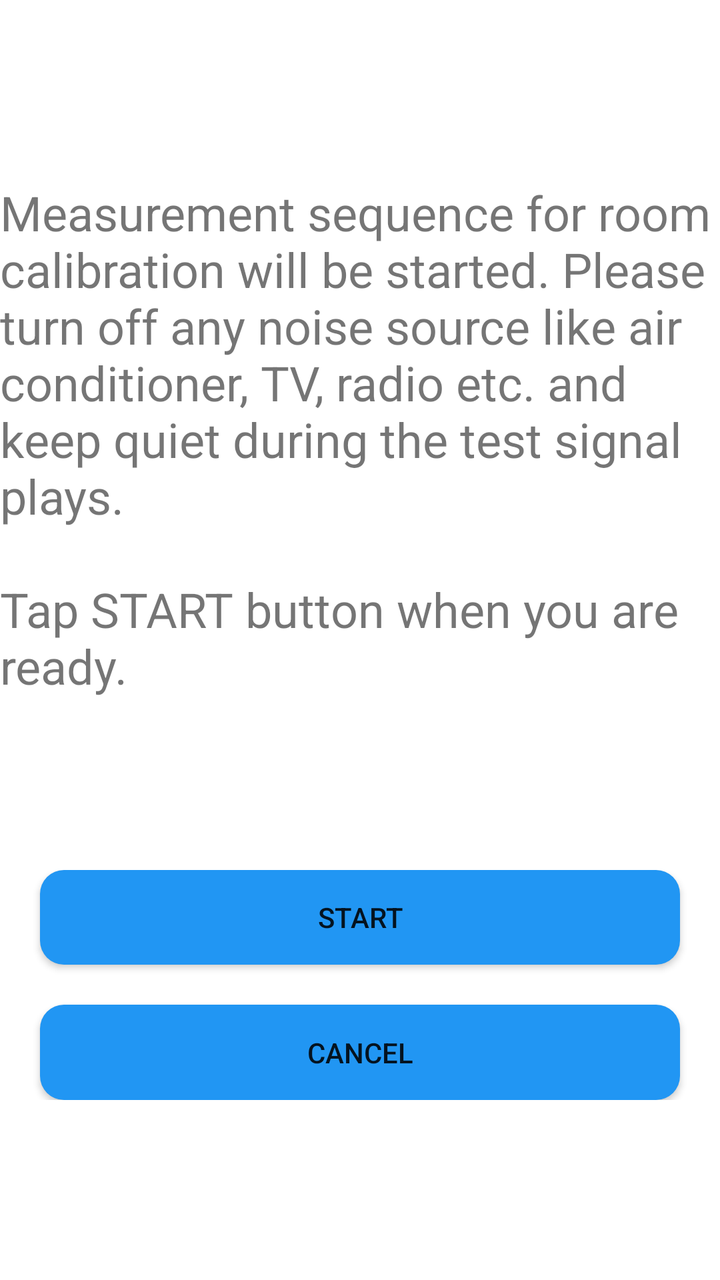
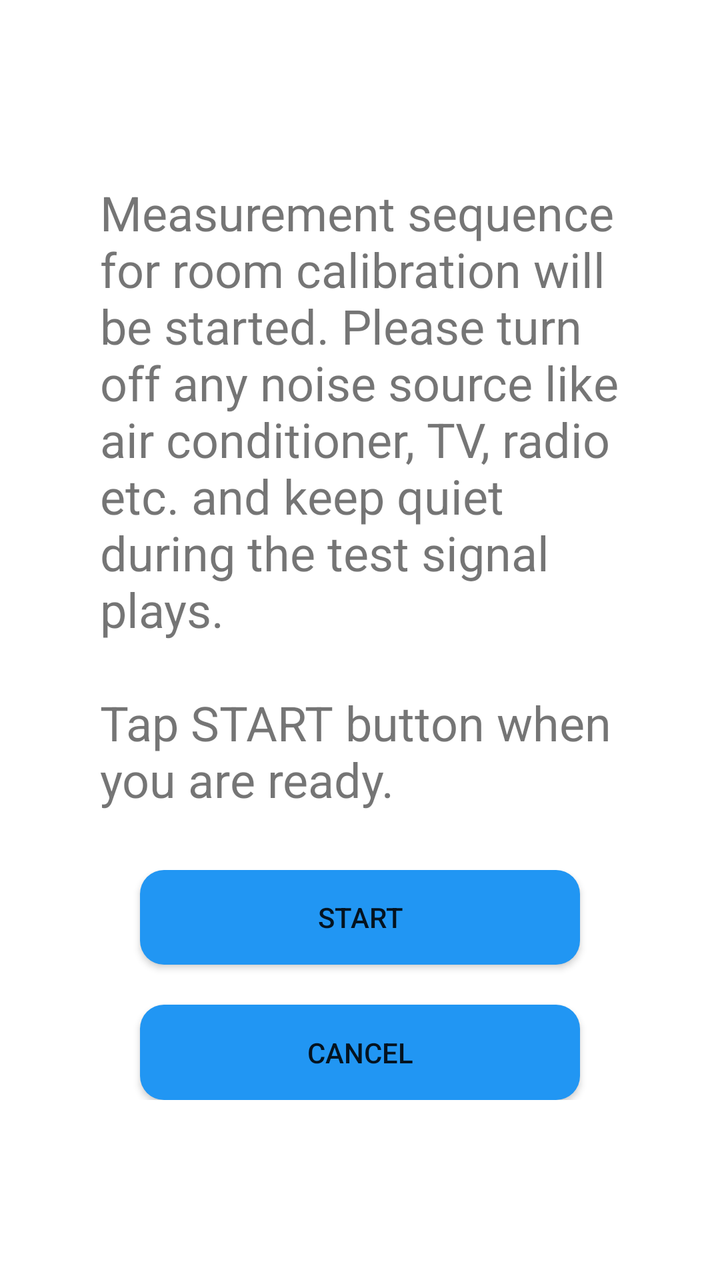

Before-and-after screenshots of an Android layout around one commit, followed by the original layout XML and the change that was made.
<!-- AndroidManifest.xml: application theme Theme.RoomEqualizer -->
<!-- res/layout/layout_pop1.xml -->
<?xml version="1.0" encoding="utf-8"?>
<LinearLayout xmlns:android="http://schemas.android.com/apk/res/android"
    xmlns:app="http://schemas.android.com/apk/res-auto"
    android:layout_width="match_parent"
    android:layout_height="match_parent"
    android:gravity="center"
    android:orientation="vertical">

    <LinearLayout
        android:layout_width="400dp"
        android:layout_height="500dp"
        android:background="@color/white"
        android:orientation="vertical"
        android:padding="20dp">

        <LinearLayout
            android:layout_width="match_parent"
            android:layout_height="0dp"
            android:layout_weight="6"
            android:orientation="horizontal">

            <TextView
                android:id="@+id/tvMessage"
                android:layout_width="match_parent"
                android:layout_height="wrap_content"
                android:text="@string/noti_measurement"
                android:textSize="24sp" />
        </LinearLayout>

        <LinearLayout
            android:layout_width="match_parent"
            android:layout_height="0dp"
            android:layout_weight="2"
            android:orientation="vertical">

            <android.widget.Button
                android:id="@+id/btnStartMeasurement"
                android:layout_width="match_parent"
                android:layout_height="0dp"
                android:layout_marginLeft="20dp"
                android:layout_marginRight="20dp"
                android:layout_marginBottom="10dp"
                android:layout_weight="1"
                android:background="@drawable/bg_button"
                android:text="@string/start" />

            <android.widget.Button
                android:id="@+id/btnCancelMeasurement"
                android:layout_width="match_parent"
                android:layout_height="0dp"
                android:layout_marginLeft="20dp"
                android:layout_marginTop="10dp"
                android:layout_marginRight="20dp"
                android:layout_weight="1"
                android:background="@drawable/bg_button"
                android:text="@string/cancel" />
        </LinearLayout>

    </LinearLayout>

</LinearLayout>
<!-- resources referenced by this layout -->
<resources>
  <color name="white">#FFFFFFFF</color>
  <!-- drawable bg_button (drawable) -->
  <?xml version="1.0" encoding="utf-8"?>
  <selector xmlns:android="http://schemas.android.com/apk/res/android">
  
      
      <item android:state_pressed="true">
          <shape android:shape="rectangle">
              <solid android:color="#2196F3" /> 
              <corners android:radius="12dp" /> 
          </shape>
      </item>
  
      
      <item>
          <shape android:shape="rectangle">
              <solid android:color="#2196F3" /> 
              <corners android:radius="12dp" /> 
          </shape>
      </item>
  
  </selector>
  <string name="cancel">CANCEL</string>
  <string name="noti_measurement">Measurement sequence for room calibration will be started. Please turn off any noise source like air conditioner, TV, radio etc. and keep quiet during the test signal plays.\n\nTap START button when you are ready.</string>
  <string name="start">START</string>
  <style name="Theme.RoomEqualizer" parent="Theme.MaterialComponents.DayNight.DarkActionBar">
          
          <item name="colorPrimary">@color/purple_500</item>
          <item name="colorPrimaryVariant">@color/purple_700</item>
          <item name="colorOnPrimary">@color/white</item>
          
          <item name="colorSecondary">@color/teal_200</item>
          <item name="colorSecondaryVariant">@color/teal_700</item>
          <item name="colorOnSecondary">@color/black</item>
          
          <item name="android:statusBarColor">?attr/colorPrimaryVariant</item>
          
      </style>
  <color name="purple_500">#FF6200EE</color>
  <color name="purple_700">#FF3700B3</color>
  <color name="teal_200">#FF03DAC5</color>
  <color name="teal_700">#FF018786</color>
  <color name="black">#FF000000</color>
</resources>

<!-- the commit's change to res/layout/layout_pop1.xml (unified diff, before → after) -->
@@ -7,7 +7,7 @@
     android:orientation="vertical">
 
     <LinearLayout
-        android:layout_width="400dp"
+        android:layout_width="300dp"
         android:layout_height="500dp"
         android:background="@color/white"
         android:orientation="vertical"
